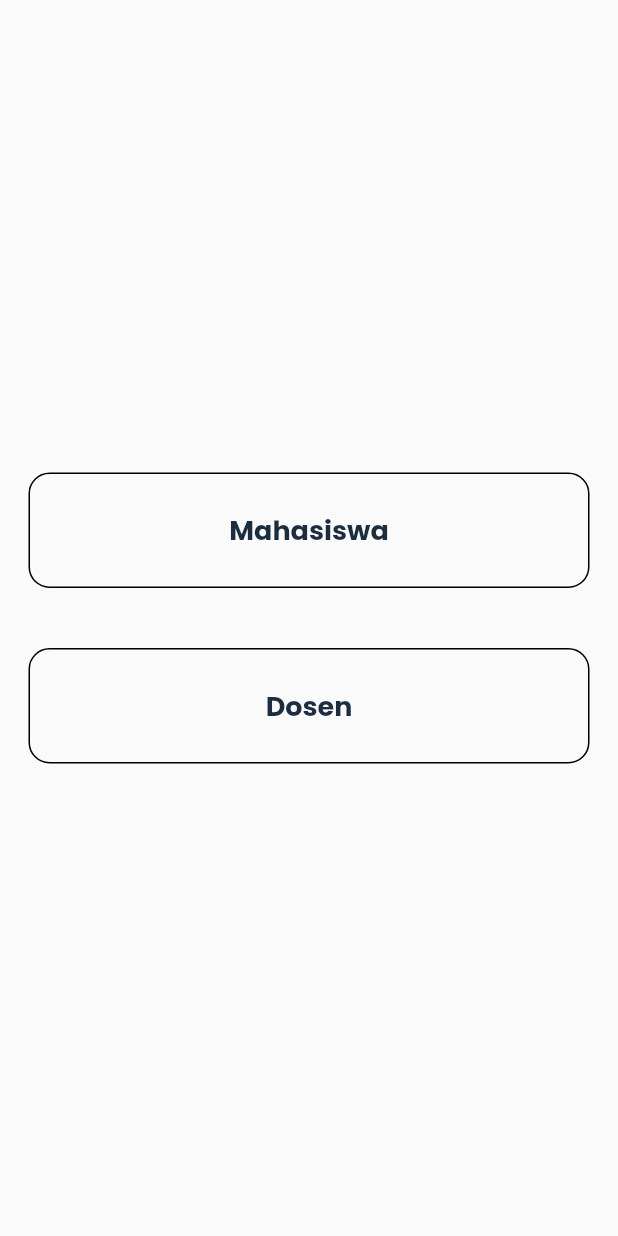
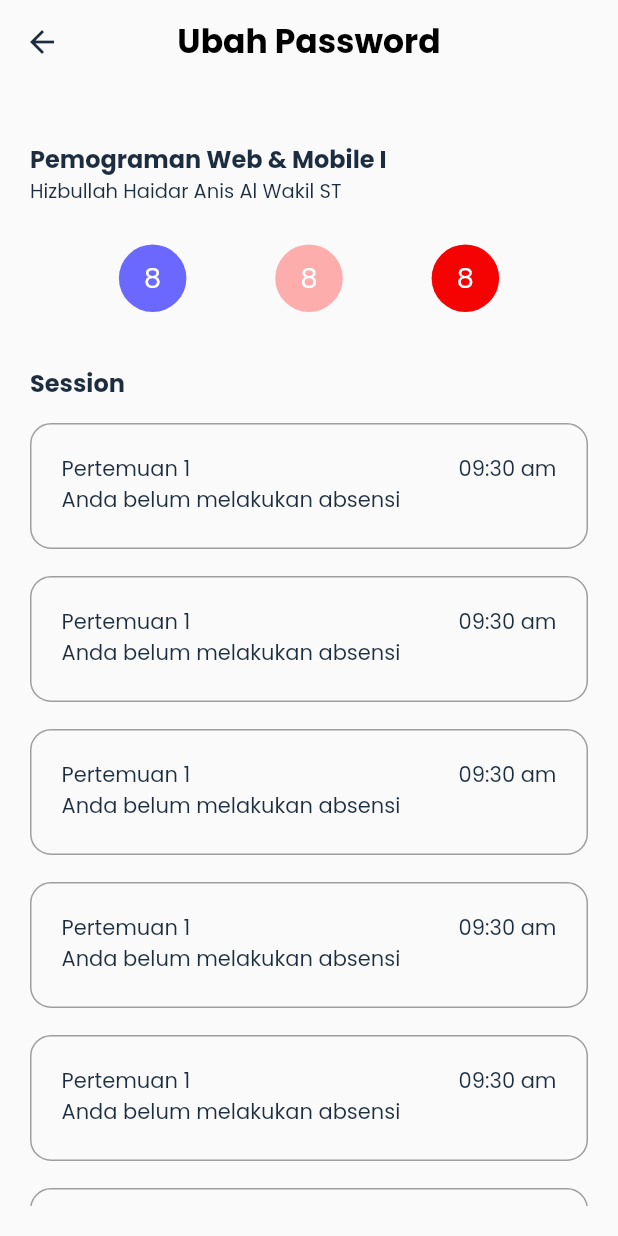
Before and after one commit to Hayolox/presence_kita, a Flutter app: the screen it shows after launch, on a phone screen of 412 x 824 dp. Run offline on Flutter 3.47's test engine with Material 2 defaults, Android fonts, the phone set to English and light mode, and no system bars; our stand-ins replace delayed_display, google_fonts.

Commit message:
slicing session page

```diff
--- a/lib/main.dart
+++ b/lib/main.dart
@@ -6,6 +6,7 @@ import 'package:presence_kita/presentation/pages/drawer/license_and_sickness_pag
 import 'package:presence_kita/presentation/pages/drawer/questionnaire_page.dart';
 import 'package:presence_kita/presentation/pages/home_page.dart';
 import 'package:presence_kita/presentation/pages/one_page.dart';
+import 'package:presence_kita/presentation/pages/session_page.dart';
 import 'package:presence_kita/presentation/pages/splash_page.dart';
 
 void main() {
@@ -20,15 +21,16 @@ class MyApp extends StatelessWidget {
     return MaterialApp(
       debugShowCheckedModeBanner: false,
       routes: {
-        // '/': (context) => const QuestionnairePage(),
-        '/': (context) => const SpalshScreenPage(),
-        '/onePage': (context) => const OnePage(),
-        '/signInStudentPage': (context) => SignInStudentPage(),
-        '/signInMajorPage': (context) => SignInMajortPage(),
-        '/homePage': (context) => const HomePage(),
-        '/changePasswordPage': (context) => ChangePasswordPage(),
-        '/licensePage': (context) => const LicenseAndSicknessPage(),
-        '/question': (context) => const QuestionnairePage(),
+        '/': (context) => const SessionPage(),
+        // '/': (context) => const SpalshScreenPage(),
+        // '/onePage': (context) => const OnePage(),
+        // '/signInStudentPage': (context) => SignInStudentPage(),
+        // '/signInMajorPage': (context) => SignInMajortPage(),
+        // '/homePage': (context) => const HomePage(),
+        // '/changePasswordPage': (context) => ChangePasswordPage(),
+        // '/licensePage': (context) => const LicenseAndSicknessPage(),
+        // '/question': (context) => const QuestionnairePage(),
+        // '/sessionPage': (context) => const SessionPage(),
       },
     );
   }
--- /dev/null
+++ b/lib/presentation/pages/session_page.dart
@@ -0,0 +1,169 @@
+import 'package:flutter/material.dart';
+import 'package:flutter/src/widgets/framework.dart';
+import 'package:flutter/src/widgets/placeholder.dart';
+import 'package:presence_kita/theme.dart';
+
+class SessionPage extends StatelessWidget {
+  const SessionPage({super.key});
+
+  @override
+  Widget build(BuildContext context) {
+    return Scaffold(
+      appBar: AppBar(
+        centerTitle: true,
+        iconTheme: const IconThemeData(color: primaryColor),
+        backgroundColor: Colors.transparent,
+        bottomOpacity: 0.0,
+        elevation: 0.0,
+        title: Text(
+          'Ubah Password',
+          style: primaryTextStyle.copyWith(
+            fontSize: 22,
+            color: Colors.black,
+            fontWeight: FontWeight.bold,
+          ),
+        ),
+        leading: GestureDetector(
+          onTap: () => Navigator.pop(context),
+          child: const Icon(Icons.arrow_back),
+        ),
+      ),
+      body: Padding(
+        padding: const EdgeInsets.all(20),
+        child: Column(
+          crossAxisAlignment: CrossAxisAlignment.start,
+          children: [
+            const SizedBox(
+              height: 18,
+            ),
+            Text(
+              'Pemograman Web & Mobile I',
+              style: primaryTextStyle.copyWith(
+                fontSize: 16,
+                fontWeight: FontWeight.bold,
+              ),
+            ),
+            Text(
+              'Hizbullah Haidar Anis Al Wakil ST',
+              style: primaryTextStyle.copyWith(
+                fontSize: 13,
+              ),
+            ),
+            const SizedBox(
+              height: 26,
+            ),
+            Row(
+              mainAxisAlignment: MainAxisAlignment.spaceEvenly,
+              children: [
+                Container(
+                  height: 45,
+                  width: 45,
+                  decoration: BoxDecoration(
+                    color: purpleColor,
+                    borderRadius: BorderRadius.circular(25),
+                  ),
+                  child: Center(
+                    child: Text(
+                      '8',
+                      style: primaryTextStyle.copyWith(
+                        fontSize: 18,
+                        color: Colors.white,
+                      ),
+                    ),
+                  ),
+                ),
+                Container(
+                  height: 45,
+                  width: 45,
+                  decoration: BoxDecoration(
+                    color: pinkColor,
+                    borderRadius: BorderRadius.circular(25),
+                  ),
+                  child: Center(
+                    child: Text(
+                      '8',
+                      style: primaryTextStyle.copyWith(
+                        fontSize: 18,
+                        color: Colors.white,
+                      ),
+                    ),
+                  ),
+                ),
+                Container(
+                  height: 45,
+                  width: 45,
+                  decoration: BoxDecoration(
+                    color: redColor,
+                    borderRadius: BorderRadius.circular(25),
+                  ),
+                  child: Center(
+                    child: Text(
+                      '8',
+                      style: primaryTextStyle.copyWith(
+                        fontSize: 18,
+                        color: Colors.white,
+                      ),
+                    ),
+                  ),
+                ),
+              ],
+            ),
+            const SizedBox(
+              height: 35,
+            ),
+            Text(
+              'Session',
+              style: primaryTextStyle.copyWith(
+                fontSize: 16,
+                fontWeight: FontWeight.bold,
+              ),
+            ),
+            const SizedBox(
+              height: 15,
+            ),
+            Expanded(
+              child: ListView.builder(
+                itemCount: 16,
+                itemBuilder: (context, index) {
+                  return Container(
+                    height: 84,
+                    width: double.infinity,
+                    padding: const EdgeInsets.symmetric(
+                        vertical: 19, horizontal: 20),
+                    margin: const EdgeInsets.only(bottom: 18),
+                    decoration: BoxDecoration(
+                      border: Border.all(width: 1, color: Colors.grey),
+                      borderRadius: BorderRadius.circular(14),
+                    ),
+                    child: Column(
+                      crossAxisAlignment: CrossAxisAlignment.start,
+                      children: [
+                        Row(
+                          mainAxisAlignment: MainAxisAlignment.spaceBetween,
+                          children: [
+                            Text(
+                              'Pertemuan 1',
+                              style: primaryTextStyle,
+                            ),
+                            Text(
+                              '09:30 am',
+                              style: primaryTextStyle,
+                            ),
+                          ],
+                        ),
+                        Text(
+                          'Anda belum melakukan absensi',
+                          style: primaryTextStyle,
+                        ),
+                      ],
+                    ),
+                  );
+                },
+              ),
+            )
+          ],
+        ),
+      ),
+    );
+  }
+}
```
